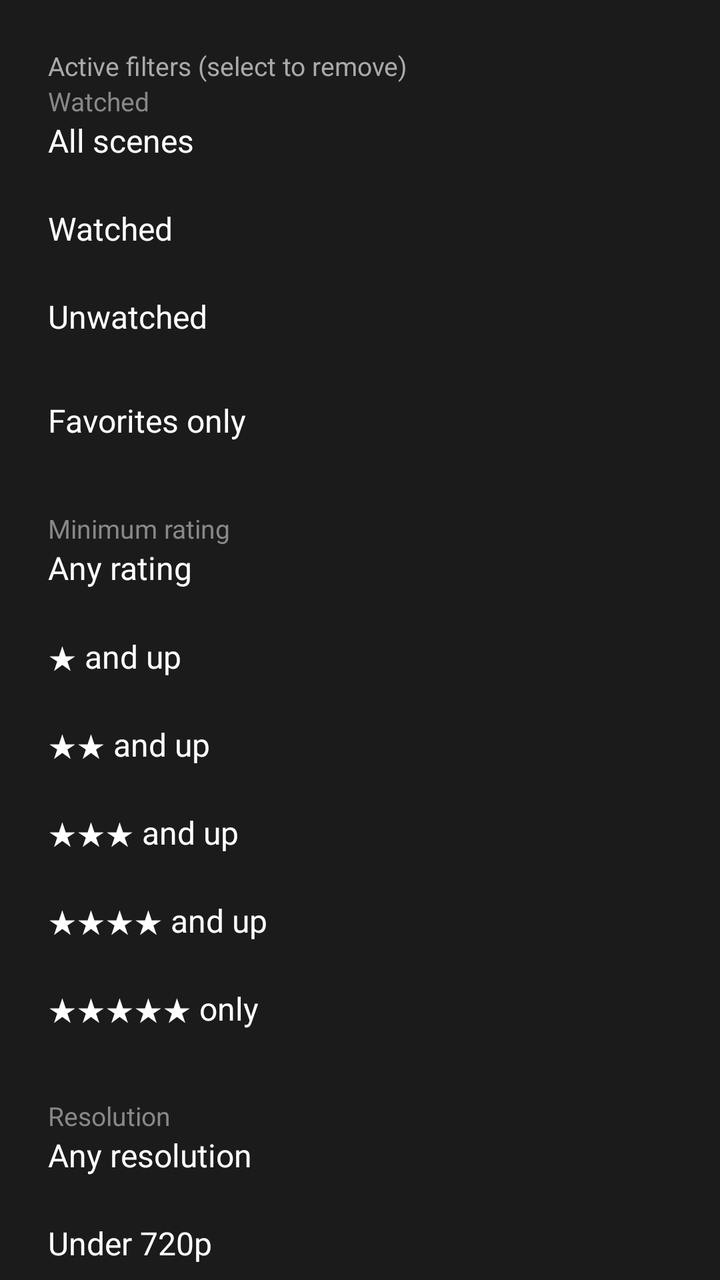
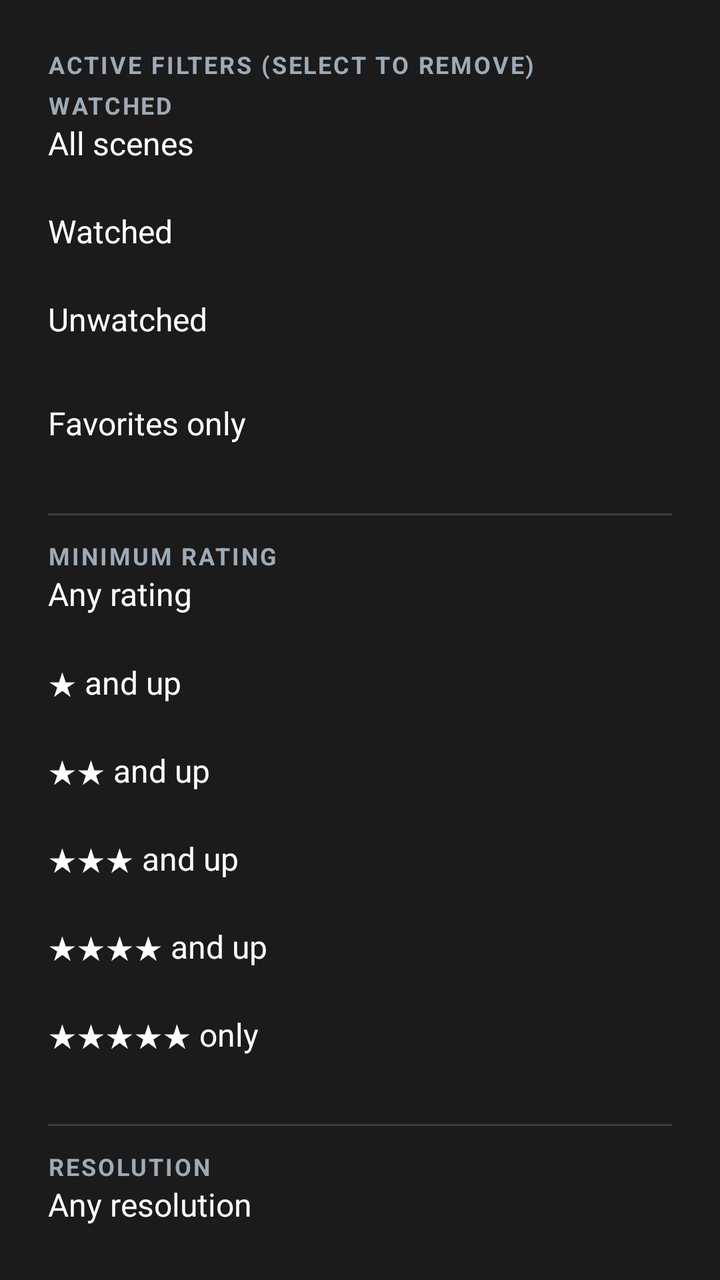

Screens rendered from an Android XML layout before and after an edit, with the pre-edit source and the edit as a unified diff.
<!-- AndroidManifest.xml: application theme Theme.Sinema -->
<!-- res/layout/dialog_scene_filter.xml -->
<?xml version="1.0" encoding="utf-8"?>
<ScrollView xmlns:android="http://schemas.android.com/apk/res/android"
    android:layout_width="match_parent"
    android:layout_height="wrap_content">

    <LinearLayout
        android:layout_width="match_parent"
        android:layout_height="wrap_content"
        android:orientation="vertical"
        android:padding="24dp">

        <TextView
            android:layout_width="match_parent"
            android:layout_height="wrap_content"
            android:text="Active filters (select to remove)"
            android:textColor="#AAAAAA"
            android:textSize="13sp" />

        <HorizontalScrollView
            android:id="@+id/filter_chips_scroll"
            android:layout_width="match_parent"
            android:layout_height="wrap_content"
            android:layout_marginTop="4dp"
            android:focusable="false"
            android:visibility="gone">

            <LinearLayout
                android:id="@+id/filter_chips"
                android:layout_width="wrap_content"
                android:layout_height="wrap_content"
                android:orientation="horizontal" />
        </HorizontalScrollView>

        <Button
            android:id="@+id/filter_save"
            android:layout_width="match_parent"
            android:layout_height="48dp"
            android:layout_marginTop="8dp"
            android:layout_marginBottom="12dp"
            android:focusable="true"
            android:text="Save as Stash filter…"
            android:visibility="gone" />

        <TextView
            android:layout_width="match_parent"
            android:layout_height="wrap_content"
            android:text="Watched"
            android:textColor="#888888"
            android:textSize="13sp" />

        <RadioGroup
            android:id="@+id/filter_watch_group"
            android:layout_width="match_parent"
            android:layout_height="wrap_content"
            android:orientation="vertical">

            <RadioButton
                android:id="@+id/filter_watch_all"
                android:layout_width="match_parent"
                android:layout_height="44dp"
                android:checked="true"
                android:text="All scenes"
                android:textColor="@android:color/white"
                android:textSize="16sp" />

            <RadioButton
                android:id="@+id/filter_watch_watched"
                android:layout_width="match_parent"
                android:layout_height="44dp"
                android:text="Watched"
                android:textColor="@android:color/white"
                android:textSize="16sp" />

            <RadioButton
                android:id="@+id/filter_watch_unwatched"
                android:layout_width="match_parent"
                android:layout_height="44dp"
                android:text="Unwatched"
                android:textColor="@android:color/white"
                android:textSize="16sp" />
        </RadioGroup>

        <CheckBox
            android:id="@+id/filter_favorites"
            android:layout_width="match_parent"
            android:layout_height="44dp"
            android:layout_marginTop="8dp"
            android:text="Favorites only"
            android:textColor="@android:color/white"
            android:textSize="16sp" />

        <TextView
            android:layout_width="match_parent"
            android:layout_height="wrap_content"
            android:layout_marginTop="12dp"
            android:text="Minimum rating"
            android:textColor="#888888"
            android:textSize="13sp" />

        <RadioGroup
            android:id="@+id/filter_rating_group"
            android:layout_width="match_parent"
            android:layout_height="wrap_content"
            android:orientation="vertical">

            <RadioButton
                android:id="@+id/filter_rating_0"
                android:layout_width="match_parent"
                android:layout_height="44dp"
                android:checked="true"
                android:text="Any rating"
                android:textColor="@android:color/white"
                android:textSize="16sp" />

            <RadioButton
                android:id="@+id/filter_rating_1"
                android:layout_width="match_parent"
                android:layout_height="44dp"
                android:text="★ and up"
                android:textColor="@android:color/white"
                android:textSize="16sp" />

            <RadioButton
                android:id="@+id/filter_rating_2"
                android:layout_width="match_parent"
                android:layout_height="44dp"
                android:text="★★ and up"
                android:textColor="@android:color/white"
                android:textSize="16sp" />

            <RadioButton
                android:id="@+id/filter_rating_3"
                android:layout_width="match_parent"
                android:layout_height="44dp"
                android:text="★★★ and up"
                android:textColor="@android:color/white"
                android:textSize="16sp" />

            <RadioButton
                android:id="@+id/filter_rating_4"
                android:layout_width="match_parent"
                android:layout_height="44dp"
                android:text="★★★★ and up"
                android:textColor="@android:color/white"
                android:textSize="16sp" />

            <RadioButton
                android:id="@+id/filter_rating_5"
                android:layout_width="match_parent"
                android:layout_height="44dp"
                android:text="★★★★★ only"
                android:textColor="@android:color/white"
                android:textSize="16sp" />
        </RadioGroup>

        <TextView
            android:layout_width="match_parent"
            android:layout_height="wrap_content"
            android:layout_marginTop="12dp"
            android:text="Resolution"
            android:textColor="#888888"
            android:textSize="13sp" />

        <RadioGroup
            android:id="@+id/filter_resolution_group"
            android:layout_width="match_parent"
            android:layout_height="wrap_content"
            android:orientation="vertical">

            <RadioButton
                android:id="@+id/filter_resolution_any"
                android:layout_width="match_parent"
                android:layout_height="44dp"
                android:checked="true"
                android:text="Any resolution"
                android:textColor="@android:color/white"
                android:textSize="16sp" />

            <RadioButton
                android:id="@+id/filter_resolution_under_hd"
                android:layout_width="match_parent"
                android:layout_height="44dp"
                android:text="Under 720p"
                android:textColor="@android:color/white"
                android:textSize="16sp" />

            <RadioButton
                android:id="@+id/filter_resolution_hd"
                android:layout_width="match_parent"
                android:layout_height="44dp"
                android:text="720p or better"
                android:textColor="@android:color/white"
                android:textSize="16sp" />

            <RadioButton
                android:id="@+id/filter_resolution_full_hd"
                android:layout_width="match_parent"
                android:layout_height="44dp"
                android:text="1080p or better"
                android:textColor="@android:color/white"
                android:textSize="16sp" />

            <RadioButton
                android:id="@+id/filter_resolution_four_k"
                android:layout_width="match_parent"
                android:layout_height="44dp"
                android:text="4K or better"
                android:textColor="@android:color/white"
                android:textSize="16sp" />
        </RadioGroup>

        <TextView
            android:layout_width="match_parent"
            android:layout_height="wrap_content"
            android:layout_marginTop="12dp"
            android:text="Markers"
            android:textColor="#888888"
            android:textSize="13sp" />

        <RadioGroup
            android:id="@+id/filter_markers_group"
            android:layout_width="match_parent"
            android:layout_height="wrap_content"
            android:orientation="horizontal">

            <RadioButton
                android:id="@+id/filter_markers_any"
                android:layout_width="wrap_content"
                android:layout_height="44dp"
                android:checked="true"
                android:text="Any"
                android:textColor="@android:color/white"
                android:textSize="16sp" />

            <RadioButton
                android:id="@+id/filter_markers_with"
                android:layout_width="wrap_content"
                android:layout_height="44dp"
                android:layout_marginStart="24dp"
                android:text="With"
                android:textColor="@android:color/white"
                android:textSize="16sp" />

            <RadioButton
                android:id="@+id/filter_markers_without"
                android:layout_width="wrap_content"
                android:layout_height="44dp"
                android:layout_marginStart="24dp"
                android:text="Without"
                android:textColor="@android:color/white"
                android:textSize="16sp" />
        </RadioGroup>

        <TextView
            android:layout_width="match_parent"
            android:layout_height="wrap_content"
            android:layout_marginTop="12dp"
            android:text="Captions"
            android:textColor="#888888"
            android:textSize="13sp" />

        <RadioGroup
            android:id="@+id/filter_captions_group"
            android:layout_width="match_parent"
            android:layout_height="wrap_content"
            android:orientation="horizontal">

            <RadioButton
                android:id="@+id/filter_captions_any"
                android:layout_width="wrap_content"
                android:layout_height="44dp"
                android:checked="true"
                android:text="Any"
                android:textColor="@android:color/white"
                android:textSize="16sp" />

            <RadioButton
                android:id="@+id/filter_captions_with"
                android:layout_width="wrap_content"
                android:layout_height="44dp"
                android:layout_marginStart="24dp"
                android:text="With"
                android:textColor="@android:color/white"
                android:textSize="16sp" />

            <RadioButton
                android:id="@+id/filter_captions_without"
                android:layout_width="wrap_content"
                android:layout_height="44dp"
                android:layout_marginStart="24dp"
                android:text="Without"
                android:textColor="@android:color/white"
                android:textSize="16sp" />
        </RadioGroup>

        <TextView
            android:layout_width="match_parent"
            android:layout_height="wrap_content"
            android:layout_marginTop="16dp"
            android:text="Advanced"
            android:textColor="#AAAAAA"
            android:textSize="13sp" />

        <Button
            android:id="@+id/filter_duration"
            android:layout_width="match_parent"
            android:layout_height="48dp"
            android:focusable="true"
            android:text="Duration: Any duration" />

        <Button
            android:id="@+id/filter_release_date"
            android:layout_width="match_parent"
            android:layout_height="48dp"
            android:focusable="true"
            android:text="Release date: Any release date" />

        <Button
            android:id="@+id/filter_codec"
            android:layout_width="match_parent"
            android:layout_height="48dp"
            android:focusable="true"
            android:text="Video codec: Any codec" />

        <Button
            android:id="@+id/filter_performers"
            android:layout_width="match_parent"
            android:layout_height="48dp"
            android:focusable="true"
            android:text="Performers: Any" />

        <Button
            android:id="@+id/filter_studios"
            android:layout_width="match_parent"
            android:layout_height="48dp"
            android:focusable="true"
            android:text="Studios: Any" />

        <Button
            android:id="@+id/filter_tags"
            android:layout_width="match_parent"
            android:layout_height="48dp"
            android:focusable="true"
            android:text="Tags: Any" />
    </LinearLayout>
</ScrollView>
<!-- resources referenced by this layout -->
<resources>
  <style name="Theme.Sinema" parent="@style/Theme.Leanback.Browse">
          <item name="android:windowIsTranslucent">false</item>
          <item name="android:windowBackground">#FF1B1B1B</item>
          <item name="android:colorBackground">#FF1B1B1B</item>
          <item name="android:colorPrimary">#FF1B1B1B</item>
          <item name="defaultBrandColor">#FF1B1B1B</item>
          <item name="defaultBrandColorDark">#FF121212</item>
          <item name="android:textColorPrimary">@android:color/white</item>
          <item name="android:textColorSecondary">#AAAAAA</item>
          <item name="browsePaddingStart">48dp</item>
          <item name="browsePaddingEnd">48dp</item>
          <item name="browsePaddingTop">27dp</item>
          <item name="browsePaddingBottom">27dp</item>
      </style>
</resources>

<!-- the commit's change to res/layout/dialog_scene_filter.xml (unified diff, before → after) -->
@@ -12,15 +12,18 @@
         <TextView
             android:layout_width="match_parent"
             android:layout_height="wrap_content"
+            android:letterSpacing="0.08"
             android:text="Active filters (select to remove)"
-            android:textColor="#AAAAAA"
-            android:textSize="13sp" />
+            android:textAllCaps="true"
+            android:textColor="@color/screens_polish_text_muted"
+            android:textSize="12sp"
+            android:textStyle="bold" />
 
         <HorizontalScrollView
             android:id="@+id/filter_chips_scroll"
             android:layout_width="match_parent"
             android:layout_height="wrap_content"
-            android:layout_marginTop="4dp"
+            android:layout_marginTop="6dp"
             android:focusable="false"
             android:visibility="gone">
 
@@ -35,18 +38,27 @@
             android:id="@+id/filter_save"
             android:layout_width="match_parent"
             android:layout_height="48dp"
-            android:layout_marginTop="8dp"
-            android:layout_marginBottom="12dp"
-            android:focusable="true"
+            android:layout_marginTop="10dp"
+            android:layout_marginBottom="14dp"
+            android:background="@drawable/screens_polish_dialog_button_background"
+            android:focusable="true"
+            android:paddingStart="16dp"
+            android:paddingEnd="16dp"
             android:text="Save as Stash filter…"
+            android:textColor="@android:color/white"
+            android:textStyle="bold"
             android:visibility="gone" />
 
         <TextView
             android:layout_width="match_parent"
             android:layout_height="wrap_content"
+            android:layout_marginTop="4dp"
+            android:letterSpacing="0.08"
             android:text="Watched"
-            android:textColor="#888888"
-            android:textSize="13sp" />
+            android:textAllCaps="true"
+            android:textColor="@color/screens_polish_text_muted"
+            android:textSize="12sp"
+            android:textStyle="bold" />
 
         <RadioGroup
             android:id="@+id/filter_watch_group"
@@ -89,13 +101,23 @@
             android:textColor="@android:color/white"
             android:textSize="16sp" />
 
-        <TextView
-            android:layout_width="match_parent"
-            android:layout_height="wrap_content"
-            android:layout_marginTop="12dp"
+        <View
+            android:layout_width="match_parent"
+            android:layout_height="1dp"
+            android:layout_marginTop="12dp"
+            android:background="@color/screens_polish_hairline"
+            android:importantForAccessibility="no" />
+
+        <TextView
+            android:layout_width="match_parent"
+            android:layout_height="wrap_content"
+            android:layout_marginTop="12dp"
+            android:letterSpacing="0.08"
             android:text="Minimum rating"
-            android:textColor="#888888"
-            android:textSize="13sp" />
+            android:textAllCaps="true"
+            android:textColor="@color/screens_polish_text_muted"
+            android:textSize="12sp"
+            android:textStyle="bold" />
 
         <RadioGroup
             android:id="@+id/filter_rating_group"
@@ -153,13 +175,23 @@
                 android:textSize="16sp" />
         </RadioGroup>
 
-        <TextView
-            android:layout_width="match_parent"
-            android:layout_height="wrap_content"
-            android:layout_marginTop="12dp"
+        <View
+            android:layout_width="match_parent"
+            android:layout_height="1dp"
+            android:layout_marginTop="12dp"
+            android:background="@color/screens_polish_hairline"
+            android:importantForAccessibility="no" />
+
+        <TextView
+            android:layout_width="match_parent"
+            android:layout_height="wrap_content"
+            android:layout_marginTop="12dp"
+            android:letterSpacing="0.08"
             android:text="Resolution"
-            android:textColor="#888888"
-            android:textSize="13sp" />
+            android:textAllCaps="true"
+            android:textColor="@color/screens_polish_text_muted"
+            android:textSize="12sp"
+            android:textStyle="bold" />
 
         <RadioGroup
             android:id="@+id/filter_resolution_group"
@@ -209,13 +241,23 @@
                 android:textSize="16sp" />
         </RadioGroup>
 
-        <TextView
-            android:layout_width="match_parent"
-            android:layout_height="wrap_content"
-            android:layout_marginTop="12dp"
+        <View
+            android:layout_width="match_parent"
+            android:layout_height="1dp"
+            android:layout_marginTop="12dp"
+            android:background="@color/screens_polish_hairline"
+            android:importantForAccessibility="no" />
+
+        <TextView
+            android:layout_width="match_parent"
+            android:layout_height="wrap_content"
+            android:layout_marginTop="12dp"
+            android:letterSpacing="0.08"
             android:text="Markers"
-            android:textColor="#888888"
-            android:textSize="13sp" />
+            android:textAllCaps="true"
+            android:textColor="@color/screens_polish_text_muted"
+            android:textSize="12sp"
+            android:textStyle="bold" />
 
         <RadioGroup
             android:id="@+id/filter_markers_group"
@@ -255,9 +297,12 @@
             android:layout_width="match_parent"
             android:layout_height="wrap_content"
             android:layout_marginTop="12dp"
+            android:letterSpacing="0.08"
             android:text="Captions"
-            android:textColor="#888888"
-            android:textSize="13sp" />
+            android:textAllCaps="true"
+            android:textColor="@color/screens_polish_text_muted"
+            android:textSize="12sp"
+            android:textStyle="bold" />
 
         <RadioGroup
             android:id="@+id/filter_captions_group"
@@ -293,54 +338,106 @@
                 android:textSize="16sp" />
         </RadioGroup>
 
-        <TextView
-            android:layout_width="match_parent"
-            android:layout_height="wrap_content"
-            android:layout_marginTop="16dp"
+        <View
+            android:layout_width="match_parent"
+            android:layout_height="1dp"
+            android:layout_marginTop="14dp"
+            android:background="@color/screens_polish_hairline"
+            android:importantForAccessibility="no" />
+
+        <TextView
+            android:layout_width="match_parent"
+            android:layout_height="wrap_content"
+            android:layout_marginTop="14dp"
+            android:layout_marginBottom="8dp"
+            android:letterSpacing="0.08"
             android:text="Advanced"
-            android:textColor="#AAAAAA"
-            android:textSize="13sp" />
+            android:textAllCaps="true"
+            android:textColor="@color/screens_polish_text_muted"
+            android:textSize="12sp"
+            android:textStyle="bold" />
 
         <Button
             android:id="@+id/filter_duration"
             android:layout_width="match_parent"
             android:layout_height="48dp"
-            android:focusable="true"
-            android:text="Duration: Any duration" />
+            android:layout_marginBottom="8dp"
+            android:background="@drawable/screens_polish_dialog_button_background"
+            android:focusable="true"
+            android:gravity="start|center_vertical"
+            android:paddingStart="16dp"
+            android:paddingEnd="16dp"
+            android:text="Duration: Any duration"
+            android:textColor="@android:color/white"
+            android:textStyle="bold" />
 
         <Button
             android:id="@+id/filter_release_date"
             android:layout_width="match_parent"
             android:layout_height="48dp"
-            android:focusable="true"
-            android:text="Release date: Any release date" />
+            android:layout_marginBottom="8dp"
+            android:background="@drawable/screens_polish_dialog_button_background"
+            android:focusable="true"
+            android:gravity="start|center_vertical"
+            android:paddingStart="16dp"
+            android:paddingEnd="16dp"
+            android:text="Release date: Any release date"
+            android:textColor="@android:color/white"
+            android:textStyle="bold" />
 
         <Button
             android:id="@+id/filter_codec"
             android:layout_width="match_parent"
             android:layout_height="48dp"
-            android:focusable="true"
-            android:text="Video codec: Any codec" />
+            android:layout_marginBottom="8dp"
+            android:background="@drawable/screens_polish_dialog_button_background"
+            android:focusable="true"
+            android:gravity="start|center_vertical"
+            android:paddingStart="16dp"
+            android:paddingEnd="16dp"
+            android:text="Video codec: Any codec"
+            android:textColor="@android:color/white"
+            android:textStyle="bold" />
 
         <Button
             android:id="@+id/filter_performers"
             android:layout_width="match_parent"
             android:layout_height="48dp"
-            android:focusable="true"
-            android:text="Performers: Any" />
+            android:layout_marginBottom="8dp"
+            android:background="@drawable/screens_polish_dialog_button_background"
+            android:focusable="true"
+            android:gravity="start|center_vertical"
+            android:paddingStart="16dp"
+            android:paddingEnd="16dp"
+            android:text="Performers: Any"
+            android:textColor="@android:color/white"
+            android:textStyle="bold" />
 
         <Button
             android:id="@+id/filter_studios"
             android:layout_width="match_parent"
             android:layout_height="48dp"
-            android:focusable="true"
-            android:text="Studios: Any" />
+            android:layout_marginBottom="8dp"
+            android:background="@drawable/screens_polish_dialog_button_background"
+            android:focusable="true"
+            android:gravity="start|center_vertical"
+            android:paddingStart="16dp"
+            android:paddingEnd="16dp"
+            android:text="Studios: Any"
+            android:textColor="@android:color/white"
+            android:textStyle="bold" />
 
         <Button
             android:id="@+id/filter_tags"
             android:layout_width="match_parent"
             android:layout_height="48dp"
-            android:focusable="true"
-            android:text="Tags: Any" />
+            android:background="@drawable/screens_polish_dialog_button_background"
+            android:focusable="true"
+            android:gravity="start|center_vertical"
+            android:paddingStart="16dp"
+            android:paddingEnd="16dp"
+            android:text="Tags: Any"
+            android:textColor="@android:color/white"
+            android:textStyle="bold" />
     </LinearLayout>
 </ScrollView>
<!-- resource entries referenced after the edit -->
@@ -1,5 +1,25 @@
 <!-- resources referenced by this layout -->
 <resources>
+  <color name="screens_polish_hairline">#26FFFFFF</color>
+  <color name="screens_polish_text_muted">#FF9EAAB5</color>
+  <!-- drawable screens_polish_dialog_button_background (drawable) -->
+  <?xml version="1.0" encoding="utf-8"?>
+  <selector xmlns:android="http://schemas.android.com/apk/res/android">
+      <item android:state_focused="true">
+          <shape android:shape="rectangle">
+              <solid android:color="@color/screens_polish_card_focused" />
+              <stroke android:width="3dp" android:color="@color/screens_polish_accent" />
+              <corners android:radius="@dimen/screens_polish_control_radius" />
+          </shape>
+      </item>
+      <item>
+          <shape android:shape="rectangle">
+              <solid android:color="#FF262D34" />
+              <stroke android:width="1dp" android:color="@color/screens_polish_hairline" />
+              <corners android:radius="@dimen/screens_polish_control_radius" />
+          </shape>
+      </item>
+  </selector>
   <style name="Theme.Sinema" parent="@style/Theme.Leanback.Browse">
           <item name="android:windowIsTranslucent">false</item>
           <item name="android:windowBackground">#FF1B1B1B</item>
@@ -14,5 +34,8 @@
           <item name="browsePaddingTop">27dp</item>
           <item name="browsePaddingBottom">27dp</item>
       </style>
+  <color name="screens_polish_card_focused">#FF213642</color>
+  <color name="screens_polish_accent">#FF2AABE0</color>
+  <dimen name="screens_polish_control_radius">10dp</dimen>
 </resources>
 
